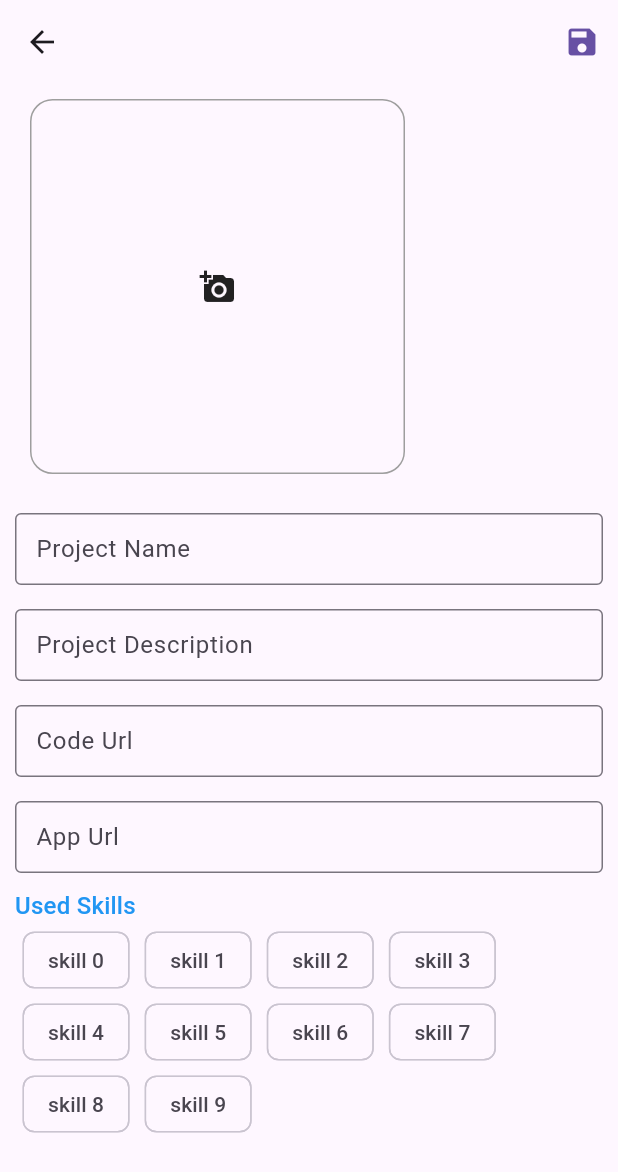
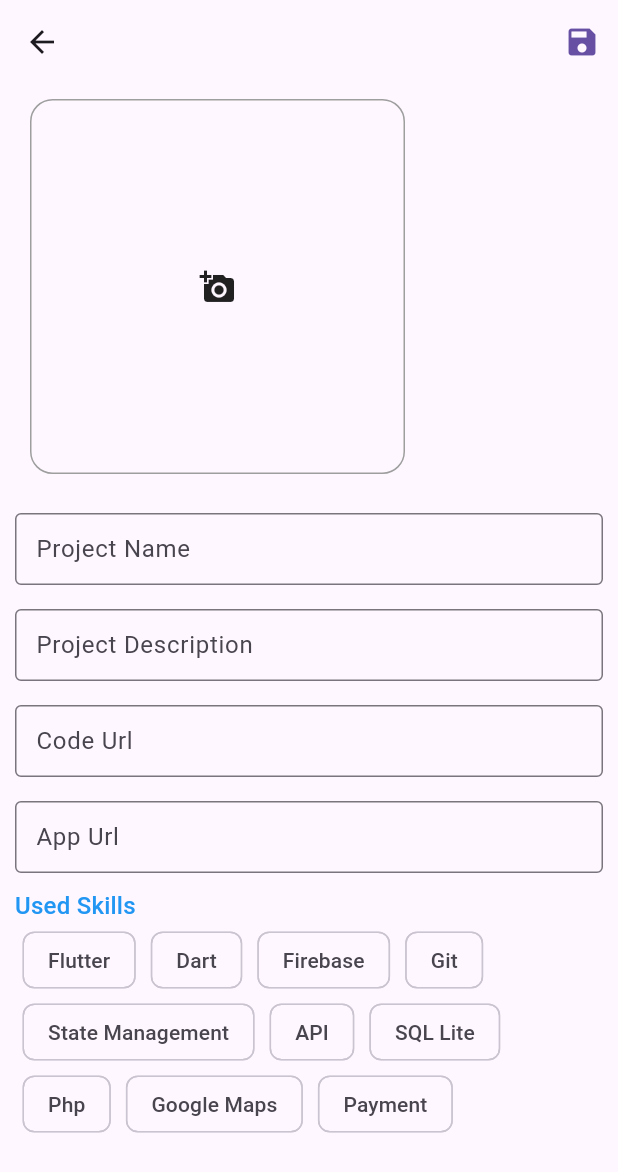
Before and after one commit to Modather-ali/portfolio, a Flutter app: the AddProjectScreen screen opened directly, on a phone screen of 412 x 824 dp. Shown: the top 1172 px of the screen. Run offline on Flutter 3.47's test engine with Material 2 defaults, Android fonts, the phone set to English and light mode, and no system bars; our stand-ins replace font_awesome_flutter.

Commit message:
new update

```diff
--- a/lib/dashboard/screens/add_project_screen.dart
+++ b/lib/dashboard/screens/add_project_screen.dart
@@ -13,6 +13,18 @@ class _AddProjectScreenState extends State<AddProjectScreen> {
   int _selectedCoverImage = 0;
   final List<String> _projectImages = [];
   final List<String> _selectedSkills = [];
+  final List<String> _allSkills = [
+    'Flutter',
+    'Dart',
+    'Firebase',
+    'Git',
+    'State Management',
+    'API',
+    'SQL Lite',
+    'Php',
+    'Google Maps',
+    'Payment',
+  ];
 
   final GlobalKey<FormState> _formKey = GlobalKey<FormState>();
   final TextEditingController _name = TextEditingController();
@@ -111,15 +123,15 @@ class _AddProjectScreenState extends State<AddProjectScreen> {
             ),
             Wrap(
               children: [
-                for (int i = 0; i < 10; i++)
+                for (int i = 0; i < _allSkills.length; i++)
                   ChoiceSkillChip(
-                    skillName: 'skill $i',
-                    selected: _selectedSkills.contains('skill $i'),
+                    skillName: _allSkills[i],
+                    selected: _selectedSkills.contains(_allSkills[i]),
                     onSelected: (p0) {
-                      if (_selectedSkills.contains('skill $i')) {
-                        setState(() => _selectedSkills.remove('skill $i'));
+                      if (_selectedSkills.contains(_allSkills[i])) {
+                        setState(() => _selectedSkills.remove(_allSkills[i]));
                       } else {
-                        setState(() => _selectedSkills.add('skill $i'));
+                        setState(() => _selectedSkills.add(_allSkills[i]));
                       }
                     },
                   )
--- a/lib/dashboard/screens/contact_info_screen.dart
+++ b/lib/dashboard/screens/contact_info_screen.dart
@@ -16,6 +16,10 @@ class _ContactInfoScreenState extends State<ContactInfoScreen> {
     return ListView(
       padding: const EdgeInsets.symmetric(vertical: 15, horizontal: 7),
       children: const [
+        ContactUrlField(
+          fieldName: 'MyPhoto',
+          prefixIcon: Icons.photo_camera_front_outlined,
+        ),
         ContactUrlField(
           fieldName: 'GitHub',
           prefixIcon: FontAwesomeIcons.github,
@@ -36,6 +40,7 @@ class _ContactInfoScreenState extends State<ContactInfoScreen> {
           fieldName: 'Telegram',
           prefixIcon: FontAwesomeIcons.telegram,
         ),
+
       ],
     );
   }
--- a/lib/main.dart
+++ b/lib/main.dart
@@ -32,7 +32,7 @@ class MyApp extends StatelessWidget {
         useMaterial3: true,
         primarySwatch: Colors.blue,
       ),
-      home: const HomeScreen(),
+      home: const MainScreen(),
     );
   }
 }
```
Also changed, not shown: 1 other file.
